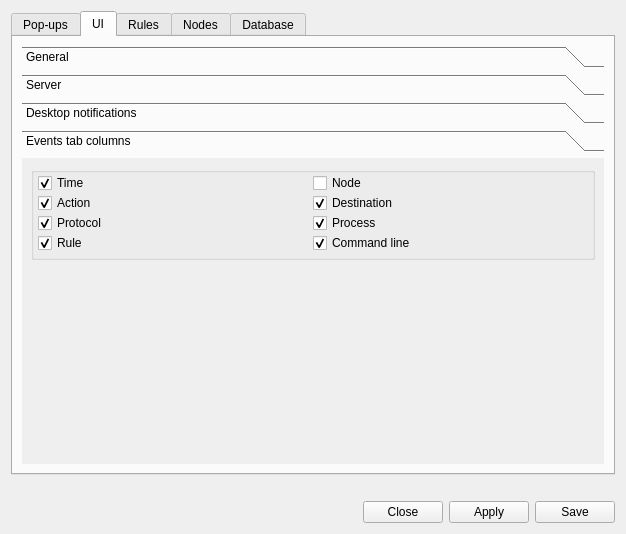
Old version of the form ui/opensnitch/res/preferences.ui in the repository evilsocket/opensnitch.
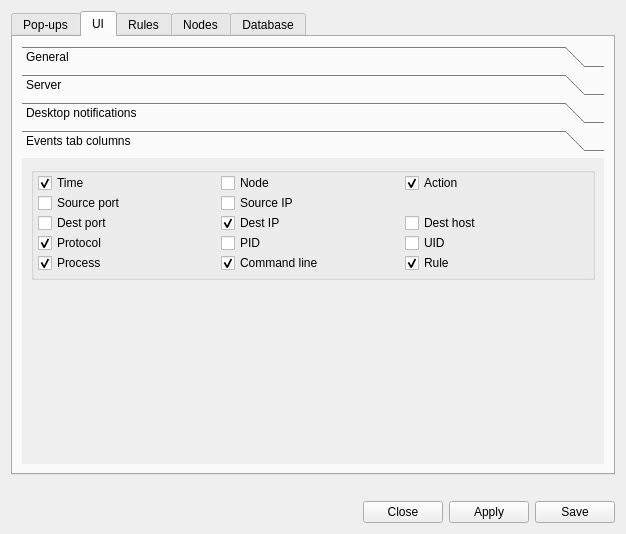
New version of the form. The open tabs and pages were chosen to show the change. Icons and pictures are not drawn.

Commit message: ui: display all fields in the detail views

The edit to the form file:
```diff
--- a/ui/opensnitch/res/preferences.ui
+++ b/ui/opensnitch/res/preferences.ui
@@ -1136,8 +1136,8 @@
            <rect>
             <x>0</x>
             <y>0</y>
-            <width>219</width>
-            <height>115</height>
+            <width>586</width>
+            <height>301</height>
            </rect>
           </property>
           <attribute name="label">
@@ -1171,39 +1171,7 @@
               <property name="spacing">
                <number>0</number>
               </property>
-              <item row="0" column="0">
-               <widget class="QCheckBox" name="checkHideTime">
-                <property name="sizePolicy">
-                 <sizepolicy hsizetype="Minimum" vsizetype="Preferred">
-                  <horstretch>0</horstretch>
-                  <verstretch>0</verstretch>
-                 </sizepolicy>
-                </property>
-                <property name="text">
-                 <string>Time</string>
-                </property>
-                <property name="checked">
-                 <bool>true</bool>
-                </property>
-               </widget>
-              </item>
-              <item row="6" column="0">
-               <widget class="QCheckBox" name="checkHideRule">
-                <property name="sizePolicy">
-                 <sizepolicy hsizetype="Minimum" vsizetype="Preferred">
-                  <horstretch>0</horstretch>
-                  <verstretch>0</verstretch>
-                 </sizepolicy>
-                </property>
-                <property name="text">
-                 <string>Rule</string>
-                </property>
-                <property name="checked">
-                 <bool>true</bool>
-                </property>
-               </widget>
-              </item>
-              <item row="0" column="1">
+              <item row="2" column="1">
                <widget class="QCheckBox" name="checkHideNode">
                 <property name="sizePolicy">
                  <sizepolicy hsizetype="Minimum" vsizetype="Preferred">
@@ -1219,16 +1187,10 @@
                 </property>
                </widget>
               </item>
-              <item row="4" column="0">
-               <widget class="QCheckBox" name="checkHideProto">
-                <property name="sizePolicy">
-                 <sizepolicy hsizetype="Minimum" vsizetype="Preferred">
-                  <horstretch>0</horstretch>
-                  <verstretch>0</verstretch>
-                 </sizepolicy>
-                </property>
+              <item row="8" column="1">
+               <widget class="QCheckBox" name="checkHideCmdline">
                 <property name="text">
-                 <string>Protocol</string>
+                 <string>Command line</string>
                 </property>
                 <property name="checked">
                  <bool>true</bool>
@@ -1236,6 +1198,22 @@
                </widget>
               </item>
               <item row="2" column="0">
+               <widget class="QCheckBox" name="checkHideTime">
+                <property name="sizePolicy">
+                 <sizepolicy hsizetype="Minimum" vsizetype="Preferred">
+                  <horstretch>0</horstretch>
+                  <verstretch>0</verstretch>
+                 </sizepolicy>
+                </property>
+                <property name="text">
+                 <string>Time</string>
+                </property>
+                <property name="checked">
+                 <bool>true</bool>
+                </property>
+               </widget>
+              </item>
+              <item row="2" column="2">
                <widget class="QCheckBox" name="checkHideAction">
                 <property name="sizePolicy">
                  <sizepolicy hsizetype="Minimum" vsizetype="Preferred">
@@ -1251,23 +1229,37 @@
                 </property>
                </widget>
               </item>
-              <item row="2" column="1">
-               <widget class="QCheckBox" name="checkHideDst">
-                <property name="sizePolicy">
-                 <sizepolicy hsizetype="Minimum" vsizetype="Preferred">
-                  <horstretch>0</horstretch>
-                  <verstretch>0</verstretch>
-                 </sizepolicy>
-                </property>
+              <item row="4" column="0">
+               <widget class="QCheckBox" name="checkHideSrcPort">
                 <property name="text">
-                 <string>Destination</string>
-                </property>
-                <property name="checked">
-                 <bool>true</bool>
+                 <string>Source port</string>
                 </property>
                </widget>
               </item>
               <item row="4" column="1">
+               <widget class="QCheckBox" name="checkHideSrcIP">
+                <property name="text">
+                 <string>Source IP</string>
+                </property>
+               </widget>
+              </item>
+              <item row="8" column="2">
+               <widget class="QCheckBox" name="checkHideRule">
+                <property name="sizePolicy">
+                 <sizepolicy hsizetype="Minimum" vsizetype="Preferred">
+                  <horstretch>0</horstretch>
+                  <verstretch>0</verstretch>
+                 </sizepolicy>
+                </property>
+                <property name="text">
+                 <string>Rule</string>
+                </property>
+                <property name="checked">
+                 <bool>true</bool>
+                </property>
+               </widget>
+              </item>
+              <item row="8" column="0">
                <widget class="QCheckBox" name="checkHideProc">
                 <property name="sizePolicy">
                  <sizepolicy hsizetype="Preferred" vsizetype="Preferred">
@@ -1283,16 +1275,66 @@
                 </property>
                </widget>
               </item>
-              <item row="6" column="1">
-               <widget class="QCheckBox" name="checkHideCmdline">
+              <item row="5" column="1">
+               <widget class="QCheckBox" name="checkHideDstIP">
+                <property name="sizePolicy">
+                 <sizepolicy hsizetype="Minimum" vsizetype="Preferred">
+                  <horstretch>0</horstretch>
+                  <verstretch>0</verstretch>
+                 </sizepolicy>
+                </property>
                 <property name="text">
-                 <string>Command line</string>
+                 <string>Dest IP</string>
                 </property>
                 <property name="checked">
                  <bool>true</bool>
                 </property>
                </widget>
               </item>
+              <item row="5" column="0">
+               <widget class="QCheckBox" name="checkHideDstPort">
+                <property name="text">
+                 <string>Dest port</string>
+                </property>
+               </widget>
+              </item>
+              <item row="5" column="2">
+               <widget class="QCheckBox" name="checkHideDstHost">
+                <property name="text">
+                 <string>Dest host</string>
+                </property>
+               </widget>
+              </item>
+              <item row="7" column="0">
+               <widget class="QCheckBox" name="checkHideProto">
+                <property name="sizePolicy">
+                 <sizepolicy hsizetype="Minimum" vsizetype="Preferred">
+                  <horstretch>0</horstretch>
+                  <verstretch>0</verstretch>
+                 </sizepolicy>
+                </property>
+                <property name="text">
+                 <string>Protocol</string>
+                </property>
+                <property name="checked">
+                 <bool>true</bool>
+                </property>
+               </widget>
+              </item>
+              <item row="7" column="1">
+               <widget class="QCheckBox" name="checkHidePID">
+                <property name="text">
+                 <string>PID</string>
+                </property>
+               </widget>
+              </item>
+              <item row="7" column="2">
+               <widget class="QCheckBox" name="checkHideUID">
+                <property name="text">
+                 <string>UID</string>
+                </property>
+               </widget>
+              </item>
              </layout>
             </widget>
            </item>
```
Left out of the diff: 4 changed lines with no effect on the pictures. The commit also changes 3 other files.
